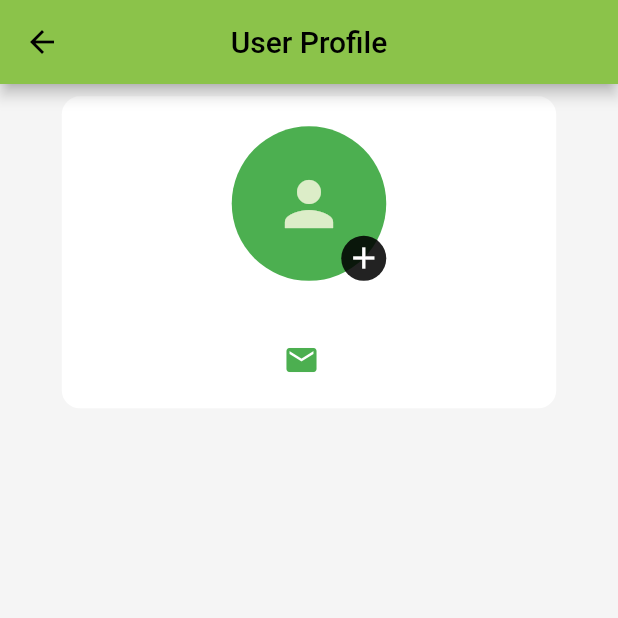
After one commit to RhodesRamesh/usermgmt, a Flutter app: the UserList screen opened by its route, after a tap on the "person" icon, on a phone screen of 412 x 824 dp, the top half of it. The commit adds this screen. Run offline on Flutter 3.47's test engine with Material 2 defaults, Android fonts, the phone set to English and light mode, and no system bars; our stand-ins replace cached_network_image, cloud_firestore, file_picker, firebase_core, firebase_storage, flutter_svg and 2 more; accounts and stored records are empty; statements that could not run were skipped.

Commit message:
added, profile pic

```diff
--- a/lib/routers/router.dart
+++ b/lib/routers/router.dart
@@ -4,6 +4,7 @@ import 'package:user_management/screens/login/loginPage.dart';
 import 'package:user_management/screens/splashscreen/splashscreen.dart';
 import 'package:user_management/screens/users/addUser.dart';
 import 'package:user_management/screens/users/userList.dart';
+import 'package:user_management/screens/users/userProfile.dart';
 
 class GetPageRouter {
   static String splashScreenRoute = "/";
@@ -11,11 +12,13 @@ class GetPageRouter {
   static String userAddRoute = "/userAdd";
   static String loginPageRoute = "/loginPage";
   static String forgotPswdPageRoute = "/forgotPswdPage";
+  static String userProfilePageRoute = "/userProfilePage";
   static final routes = [
     GetPage(name: splashScreenRoute, page: () => const SplashScreen()),
     GetPage(name: userListRoute, page: () => const UserList()),
     GetPage(name: userAddRoute, page: () => const UserAdd()),
     GetPage(name: loginPageRoute, page: () => const LoginPage()),
     GetPage(name: forgotPswdPageRoute, page: () =>  const ForgotPswdPage()),
+    GetPage(name: userProfilePageRoute, page: () =>  const UserProfile(),transition: Transition.rightToLeft),
   ];
 }
--- a/lib/screens/fireStore/entity/User.dart
+++ b/lib/screens/fireStore/entity/User.dart
@@ -1,5 +1,3 @@
-
-
 class User {
 
   String orgType;
@@ -7,8 +5,10 @@ class User {
   String emailId;
   String password;
   String description;
+  String imageUrl;
+  String documentId;
 
-  User(this.orgType, this.name, this.emailId, this.password, this.description);
+  User(this.orgType, this.name, this.emailId, this.password, this.description,this.imageUrl,this.documentId);
 
   Map<String, dynamic> toMap() {
     return {
@@ -17,6 +17,8 @@ class User {
       'emailId': emailId,
       'password': password,
       'description': description,
+      'imageUrl': imageUrl,
+      'documentId': documentId,
     };
   }
 
@@ -27,6 +29,8 @@ class User {
        map['emailId'] as String,
        map['password'] as String,
        map['description'] as String,
+       map['imageUrl'] as String,
+       map['documentId'] as String,
     );
   }
 }
--- a/lib/screens/login/loginPage.dart
+++ b/lib/screens/login/loginPage.dart
@@ -163,7 +163,8 @@ class _LoginPageState extends State<LoginPage> with BorderDesign, Dimension {
       if (value.docs.isNotEmpty) {
         user = User.fromMap(value.docs[0].data());
         if (user.password == strPassword) {
-          Get.toNamed(GetPageRouter.userListRoute);
+          user.documentId = value.docs[0].id;
+          Get.toNamed(GetPageRouter.userListRoute,arguments: user);
         } else {
           ScaffoldMessenger.of(context).showSnackBar(const SnackBar(
             content: Text("Password wrong"),
--- a/lib/screens/users/userList.dart
+++ b/lib/screens/users/userList.dart
@@ -1,6 +1,9 @@
+import 'package:cached_network_image/cached_network_image.dart';
 import 'package:cloud_firestore/cloud_firestore.dart';
 import 'package:flutter/material.dart';
+import 'package:get/get.dart';
 import 'package:user_management/resources/colors.dart';
+import 'package:user_management/routers/router.dart';
 import 'package:user_management/screens/fireStore/dots.dart';
 import 'package:user_management/screens/fireStore/entity/User.dart';
 import 'package:user_management/screens/fireStore/entity/orgTypes.dart';
@@ -23,6 +26,20 @@ class _UserListState extends State<UserList> {
       appBar: AppBar(
         centerTitle: true,
         title: const Text("Users List"),
+        actions: [
+          Padding(
+            padding: const EdgeInsets.all(8.0),
+            child: InkWell(
+                onTap: () {
+                  Get.toNamed(GetPageRouter.userProfilePageRoute, arguments: [user, true])!.then((value) {
+                    setState(() {
+                      _future = FirebaseFirestore.instance.collection(FireStoreDots.userCollection).get();
+                    });
+                  });
+                },
+                child: const Icon(Icons.person,size: 26,)),
+          )
+        ],
       ),
       body: Column(
         children: [
@@ -52,24 +69,31 @@ class _UserListState extends State<UserList> {
     ));
   }
 
+  late User user;
+
   @override
   void initState() {
+    user = Get.arguments;
     getOrgType();
     super.initState();
   }
+
   List<OrgType> orgTypes = [];
-
-
 
   Widget generateUserData(QuerySnapshot<Map<String, dynamic>>? sData) {
     List<User> users = [];
     for (var element in sData!.docs) {
       User user = User.fromMap(element.data());
+      user.documentId = element.id;
       users.add(user);
     }
-    if(users.isEmpty){
-      return Center(child: Text("No users Found",style: TextStyle(color: primaryColor,fontSize: 20),));
-    }else{
+    if (users.isEmpty) {
+      return Center(
+          child: Text(
+        "No users Found",
+        style: TextStyle(color: primaryColor, fontSize: 20),
+      ));
+    } else {
       return showList(users);
     }
   }
@@ -78,32 +102,72 @@ class _UserListState extends State<UserList> {
     return ListView.builder(
       itemCount: users.length,
       itemBuilder: (BuildContext context, int index) {
-        return showSingleUser(users[index]);
+        return InkWell(onTap: () => Get.toNamed(GetPageRouter.userProfilePageRoute, arguments: [users[index], false]),
+            child: showSingleUser(users[index]));
       },
     );
   }
 
   Widget showSingleUser(User user) {
     return Container(
-        decoration: BoxDecoration(color: Colors.white,borderRadius: BorderRadius.circular(8)),
-        padding: const EdgeInsets.symmetric(vertical: 5,horizontal: 10),
-        margin: const EdgeInsets.symmetric(vertical: 3,horizontal: 5),
+        decoration: BoxDecoration(color: Colors.white, borderRadius: BorderRadius.circular(8)),
+        padding: const EdgeInsets.symmetric(vertical: 5, horizontal: 10),
+        margin: const EdgeInsets.symmetric(vertical: 3, horizontal: 5),
         child: Row(
           mainAxisSize: MainAxisSize.max,
           mainAxisAlignment: MainAxisAlignment.spaceBetween,
           crossAxisAlignment: CrossAxisAlignment.center,
           children: [
+            Row(
+              mainAxisSize: MainAxisSize.max,
+              mainAxisAlignment: MainAxisAlignment.start,
+              crossAxisAlignment: CrossAxisAlignment.center,
+              children: [
+                user.imageUrl.isNotEmpty
+                    ? Container(
+                        padding: const EdgeInsets.all(1),
+                        decoration: BoxDecoration(color: primaryColor, shape: BoxShape.circle),
+                        child: ClipOval(
+                          child: SizedBox.fromSize(
+                            size: const Size.fromRadius(18),
+                            child: CachedNetworkImage(imageUrl: user.imageUrl, fit: BoxFit.cover),
+                          ),
+                        ),
+                      )
+                    : CircleAvatar(
+                        backgroundColor: primaryColor,
+                        radius: 18,
+                        child: Transform.scale(
+                          scale: 1,
+                          child: const Icon(
+                            Icons.person,
+                          ),
+                        ),
+                      ),
+                const SizedBox(
+                  width: 10,
+                ),
                 Column(
                   crossAxisAlignment: CrossAxisAlignment.start,
                   children: [
-                Text(user.name,style: TextStyle(color: primaryColor,fontSize: 18),),
-                Text(user.emailId,style: const TextStyle(color: Colors.black,fontSize: 14),),
+                    Text(
+                      user.name,
+                      style: TextStyle(color: primaryColor, fontSize: 18),
+                    ),
+                    Text(
+                      user.emailId,
+                      style: const TextStyle(color: Colors.black, fontSize: 14),
+                    ),
                   ],
                 ),
-
+              ],
+            ),
             Padding(
               padding: const EdgeInsets.only(right: 8.0),
-              child: Text(user.orgType,style: const TextStyle(color: Colors.black,fontSize: 16),),
+              child: Text(
+                user.orgType,
+                style: const TextStyle(color: Colors.black, fontSize: 16),
+              ),
             ),
           ],
         ));
@@ -113,11 +177,11 @@ class _UserListState extends State<UserList> {
     return FutureBuilder(
       future: FirebaseFirestore.instance.collection(FireStoreDots.orgTypesCollection).get(),
       builder: (BuildContext context, AsyncSnapshot<dynamic> snapshot) {
-      if(snapshot.connectionState == ConnectionState.waiting){
-        return SizedBox.shrink();
-      }else if(snapshot.connectionState==ConnectionState.done){
-        if(snapshot.hasData){
-          orgTypes=[];
+        if (snapshot.connectionState == ConnectionState.waiting) {
+          return const SizedBox.shrink();
+        } else if (snapshot.connectionState == ConnectionState.done) {
+          if (snapshot.hasData) {
+            orgTypes = [];
             orgTypes.add(OrgType(0, "All"));
             for (var element in snapshot.data.docs) {
               OrgType orgType = OrgType.fromMap(element.data());
@@ -125,46 +189,51 @@ class _UserListState extends State<UserList> {
             }
             return Row(
               children: [
-              Expanded(child: Padding(
+                Expanded(
+                    child: Padding(
                   padding: const EdgeInsets.symmetric(horizontal: 10),
-                child: Text("Organization Type",style:  TextStyle(fontSize: 16,color: primaryColor),),
+                  child: Text(
+                    "Organization Type",
+                    style: TextStyle(fontSize: 16, color: primaryColor),
+                  ),
                 )),
                 Expanded(
                   flex: 2,
-                child: DropdownButtonFormField(items: orgTypes.map((OrgType value) {
+                  child: DropdownButtonFormField(
+                    items: orgTypes.map((OrgType value) {
                       return DropdownMenuItem<String>(
                         value: value.orgName,
                         child: Text(value.orgName),
                       );
                     }).toList(),
                     onChanged: (String? value) {
-                    setState((){
-                      if(value=="All"){
+                      setState(() {
+                        if (value == "All") {
                           _future = FirebaseFirestore.instance.collection(FireStoreDots.userCollection).get();
-                      }else{
-                        _future = FirebaseFirestore.instance.collection(FireStoreDots.userCollection).where("orgType",isEqualTo: value).get();
+                        } else {
+                          _future = FirebaseFirestore.instance.collection(FireStoreDots.userCollection).where("orgType", isEqualTo: value).get();
                         }
                       });
                     },
                     decoration: const InputDecoration(
                       border: OutlineInputBorder(),
-
                     ),
                   ),
                 ),
               ],
             );
-        }else{
-          return SizedBox.shrink();
+          } else {
+            return const SizedBox.shrink();
           }
-      }else{
-        return SizedBox.shrink();
+        } else {
+          return const SizedBox.shrink();
         }
       },
     );
   }
-  void getOrgType() async{
-    orgTypes=[];
+
+  void getOrgType() async {
+    orgTypes = [];
     orgTypes.add(OrgType(0, "All"));
     var data = await FirebaseFirestore.instance.collection(FireStoreDots.orgTypesCollection).get();
     for (var element in data.docs) {
--- /dev/null
+++ b/lib/screens/users/userProfile.dart
@@ -0,0 +1,163 @@
+import 'dart:io';
+
+import 'package:cached_network_image/cached_network_image.dart';
+import 'package:cloud_firestore/cloud_firestore.dart';
+import 'package:file_picker/file_picker.dart';
+import 'package:firebase_storage/firebase_storage.dart';
+import 'package:flutter/material.dart';
+import 'package:get/get.dart';
+import 'package:logger/logger.dart';
+import 'package:user_management/resources/colors.dart';
+import 'package:user_management/screens/fireStore/dots.dart';
+import 'package:user_management/screens/fireStore/entity/User.dart';
+
+class UserProfile extends StatefulWidget {
+  const UserProfile({Key? key}) : super(key: key);
+
+  @override
+  State<UserProfile> createState() => _UserProfileState();
+}
+
+class _UserProfileState extends State<UserProfile> {
+  late User user;
+  bool isEdit = false;
+
+  @override
+  void initState() {
+    // TODO: implement initState
+    user = Get.arguments[0];
+    isEdit = Get.arguments[1];
+    Logger().i(user.toMap());
+    super.initState();
+  }
+
+  @override
+  Widget build(BuildContext context) {
+    return SafeArea(
+      child: Scaffold(
+        backgroundColor: Colors.grey.shade100,
+        appBar: AppBar(
+          leading: InkWell(
+            onTap: ()=>Get.back(),
+              child: const Icon(Icons.arrow_back)),
+          title: const Text("User Profile"),
+          centerTitle: true,
+        ),
+        body: Row(
+          mainAxisAlignment: MainAxisAlignment.center,
+          mainAxisSize: MainAxisSize.max,
+          children: [
+            Container(
+              width: MediaQuery.of(context).size.width * 0.8,
+              margin: EdgeInsets.only(top: MediaQuery.of(context).size.height * 0.01),
+              padding: const EdgeInsets.all(20),
+              decoration: BoxDecoration(color: Colors.white, borderRadius: BorderRadius.circular(12)),
+              child: Column(
+                crossAxisAlignment: CrossAxisAlignment.center,
+                mainAxisSize: MainAxisSize.min,
+                mainAxisAlignment: MainAxisAlignment.start,
+                children: [
+                  Stack(
+                    children: [
+                      showImageAvatar(),
+                      if(isEdit)
+                      Positioned(
+                        bottom: 0,
+                        right: 0,
+                        child: InkWell(
+                          onTap: () => pickFileAndUpload(),
+                          child: const CircleAvatar(
+                            radius: 15,
+                            backgroundColor: Colors.black87,
+                            child: Icon(
+                              Icons.add,
+                              color: Colors.white,
+                            ),
+                          ),
+                        ),
+                      ),
+                    ],
+                  ),
+                  const SizedBox(
+                    height: 10,
+                  ),
+                  Text(
+                    user.name.capitalizeFirst ?? "",
+                    style: const TextStyle(color: Colors.black, fontSize: 18),
+                  ),
+                  const SizedBox(
+                    height: 10,
+                  ),
+                  Row(
+                    mainAxisAlignment: MainAxisAlignment.center,
+                    children: [
+                      Icon(
+                        Icons.email,
+                        color: primaryColor,
+                      ),
+                      const SizedBox(
+                        width: 10,
+                      ),
+                      Text(
+                        user.emailId,
+                        style: const TextStyle(color: Colors.black, fontSize: 18),
+                      ),
+                    ],
+                  ),
+                ],
+              ),
+            ),
+          ],
+        ),
+      ),
+    );
+  }
+
+  Widget showImageAvatar() {
+    if (user.imageUrl.isEmpty) {
+      return CircleAvatar(
+        backgroundColor: primaryColor,
+        radius: MediaQuery.of(context).size.width * 0.125,
+        child: Transform.scale(
+          scale: 2,
+          child: const Icon(
+            Icons.person,
+          ),
+        ),
+      );
+    } else {
+      return Container(
+        padding: const EdgeInsets.all(2),
+        decoration: BoxDecoration(color: primaryColor, shape: BoxShape.circle),
+        child: ClipOval(
+          child: SizedBox.fromSize(
+            size: const Size.fromRadius(48),
+            child: CachedNetworkImage(imageUrl: user.imageUrl, fit: BoxFit.cover),
+          ),
+        ),
+      );
+    }
+  }
+
+  pickFileAndUpload() async {
+    final FilePickerResult? res = await FilePicker.platform.pickFiles();
+    if (res != null) {
+      PlatformFile file = res.files.first;
+      if (file.path!.isNotEmpty) {
+        FirebaseStorage.instance.ref().child(file.name).putFile(File(file.path ?? "")).then((p0) async {
+          user.imageUrl = await p0.ref.getDownloadURL();
+          FirebaseFirestore.instance.collection(FireStoreDots.userCollection).doc(user.documentId).update({
+            "imageUrl": user.imageUrl,
+          }).then((value) async {
+            await ScaffoldMessenger.of(context)
+                .showSnackBar(const SnackBar(
+                  content: Text("Profile Updated"),
+                ))
+                .closed;
+            Get.back();
+          });
+        });
+      }
+    }
+  }
+}
--- a/pubspec.yaml
+++ b/pubspec.yaml
@@ -32,8 +32,14 @@ dependencies:
   cloud_firestore: ^4.2.0
   get: ^4.6.5
   logger: ^1.1.0
+  file_picker: ^5.2.4
   firebase_core: ^2.4.0
   flutter_svg: ^1.1.6
+  google_fonts: ^3.0.1
+  firebase_storage: ^11.0.8
+  path_provider: ^2.0.11
+  cached_network_image: ^3.2.3
+
 
 
 
```
Also changed, not shown: lib/screens/users/addUser.dart (+7 -7 lines), pubspec.lock, 1 other file. Lines whose indentation alone changed are shown as unchanged.
